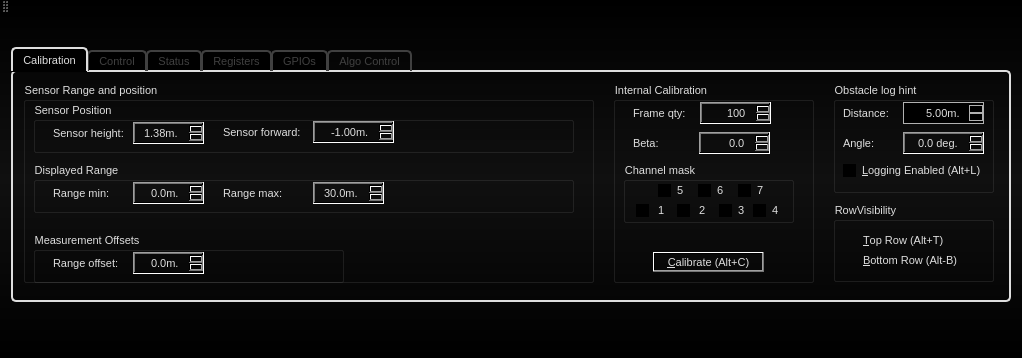
Above: src/AWLQtDemo/awlqtdemo.ui from samanwaya-jena/EVAL-ADAL6110-16-GUI before the change. Below: the same form after it.
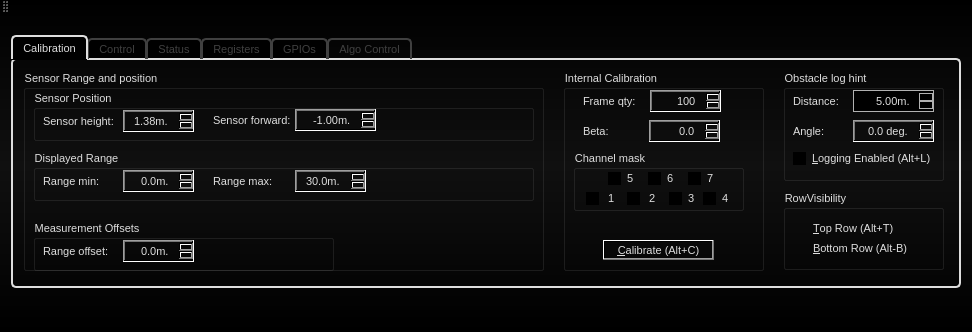
That is the form after the change. Icons and pictures are not drawn.

Commit message: Start handling scaling fonts and bitmaps for tablet and high DPI devices. Set QT_DEVICE_PIXEL_RATIO environment variable for it to work.

```diff
--- a/src/AWLQtDemo/awlqtdemo.ui
+++ b/src/AWLQtDemo/awlqtdemo.ui
@@ -9,14 +9,14 @@
    <rect>
     <x>0</x>
     <y>0</y>
-    <width>1020</width>
-    <height>358</height>
+    <width>972</width>
+    <height>332</height>
    </rect>
   </property>
   <property name="sizePolicy">
-   <sizepolicy hsizetype="Fixed" vsizetype="Ignored">
-    <horstretch>1</horstretch>
-    <verstretch>1</verstretch>
+   <sizepolicy hsizetype="Expanding" vsizetype="MinimumExpanding">
+    <horstretch>0</horstretch>
+    <verstretch>0</verstretch>
    </sizepolicy>
   </property>
   <property name="sizeIncrement">
@@ -1166,9 +1166,6 @@
 border: 2px solid QLinearGradient( x1: 0, y1: 0, x2: 0, y2: 1, stop: 0 #ffa02f, stop: 1 #d7801a);
 }</string>
   </property>
-  <property name="tabShape">
-   <enum>QTabWidget::Rounded</enum>
-  </property>
   <widget class="QWidget" name="centralWidget">
    <layout class="QGridLayout" name="gridLayout">
     <item row="0" column="0">
@@ -1188,15 +1185,15 @@
       <item>
        <widget class="QTabWidget" name="interfaceTabs">
         <property name="sizePolicy">
-         <sizepolicy hsizetype="MinimumExpanding" vsizetype="Maximum">
+         <sizepolicy hsizetype="Expanding" vsizetype="Maximum">
           <horstretch>0</horstretch>
           <verstretch>0</verstretch>
          </sizepolicy>
         </property>
         <property name="minimumSize">
          <size>
-          <width>1000</width>
-          <height>255</height>
+          <width>200</width>
+          <height>253</height>
          </size>
         </property>
         <property name="sizeIncrement">
@@ -1236,7 +1233,7 @@
          <widget class="QGroupBox" name="internalCalibrationGroupBox">
           <property name="geometry">
            <rect>
-            <x>600</x>
+            <x>550</x>
             <y>10</y>
             <width>201</width>
             <height>201</height>
@@ -1513,7 +1510,7 @@
            <rect>
             <x>10</x>
             <y>10</y>
-            <width>571</width>
+            <width>521</width>
             <height>201</height>
            </rect>
           </property>
@@ -1528,7 +1525,7 @@
             <rect>
              <x>10</x>
              <y>20</y>
-             <width>541</width>
+             <width>501</width>
              <height>51</height>
             </rect>
            </property>
@@ -1544,7 +1541,7 @@
            <widget class="QDoubleSpinBox" name="sensorHeightSpinBox">
             <property name="geometry">
              <rect>
-              <x>100</x>
+              <x>90</x>
               <y>20</y>
               <width>71</width>
               <height>22</height>
@@ -1575,7 +1572,7 @@
            <widget class="QLabel" name="sensorHeightLabel">
             <property name="geometry">
              <rect>
-              <x>20</x>
+              <x>10</x>
               <y>21</y>
               <width>71</width>
               <height>20</height>
@@ -1591,7 +1588,7 @@
            <widget class="QDoubleSpinBox" name="sensorDepthSpinBox">
             <property name="geometry">
              <rect>
-              <x>280</x>
+              <x>262</x>
               <y>19</y>
               <width>81</width>
               <height>22</height>
@@ -1622,7 +1619,7 @@
            <widget class="QLabel" name="sensorDepthLabel">
             <property name="geometry">
              <rect>
-              <x>190</x>
+              <x>180</x>
               <y>20</y>
               <width>81</width>
               <height>20</height>
@@ -1641,7 +1638,7 @@
             <rect>
              <x>10</x>
              <y>150</y>
-             <width>311</width>
+             <width>301</width>
              <height>51</height>
             </rect>
            </property>
@@ -1657,7 +1654,7 @@
            <widget class="QLabel" name="measurementOffsetLabel">
             <property name="geometry">
              <rect>
-              <x>20</x>
+              <x>10</x>
               <y>23</y>
               <width>71</width>
               <height>16</height>
@@ -1673,7 +1670,7 @@
            <widget class="QDoubleSpinBox" name="measurementOffsetSpinBox">
             <property name="geometry">
              <rect>
-              <x>100</x>
+              <x>90</x>
               <y>20</y>
               <width>71</width>
               <height>22</height>
@@ -1707,7 +1704,7 @@
             <rect>
              <x>10</x>
              <y>80</y>
-             <width>541</width>
+             <width>501</width>
              <height>51</height>
             </rect>
            </property>
@@ -1723,7 +1720,7 @@
            <widget class="QLabel" name="sensorRangeMinLabel">
             <property name="geometry">
              <rect>
-              <x>20</x>
+              <x>10</x>
               <y>23</y>
               <width>61</width>
               <height>16</height>
@@ -1739,7 +1736,7 @@
            <widget class="QLabel" name="sensorRangeMaxLabel">
             <property name="geometry">
              <rect>
-              <x>190</x>
+              <x>180</x>
               <y>23</y>
               <width>61</width>
               <height>16</height>
@@ -1755,7 +1752,7 @@
            <widget class="QDoubleSpinBox" name="sensorRangeMinSpinBox">
             <property name="geometry">
              <rect>
-              <x>100</x>
+              <x>90</x>
               <y>20</y>
               <width>71</width>
               <height>22</height>
@@ -1786,7 +1783,7 @@
            <widget class="QDoubleSpinBox" name="sensorRangeMaxSpinBox">
             <property name="geometry">
              <rect>
-              <x>280</x>
+              <x>262</x>
               <y>20</y>
               <width>71</width>
               <height>22</height>
@@ -1818,7 +1815,7 @@
           <widget class="QListWidget" name="channelSelectListWidget">
            <property name="geometry">
             <rect>
-             <x>390</x>
+             <x>353</x>
              <y>100</y>
              <width>151</width>
              <height>91</height>
@@ -1835,7 +1832,7 @@
           </property>
           <property name="geometry">
            <rect>
-            <x>820</x>
+            <x>770</x>
             <y>10</y>
             <width>161</width>
             <height>111</height>
@@ -2550,7 +2547,7 @@
          <widget class="QGroupBox" name="lineDisplayGroupBox">
           <property name="geometry">
            <rect>
-            <x>820</x>
+            <x>770</x>
             <y>130</y>
             <width>161</width>
             <height>80</height>
```
Left out of the diff: 2 changed lines with no effect on the pictures. The commit also changes 2 other files.
